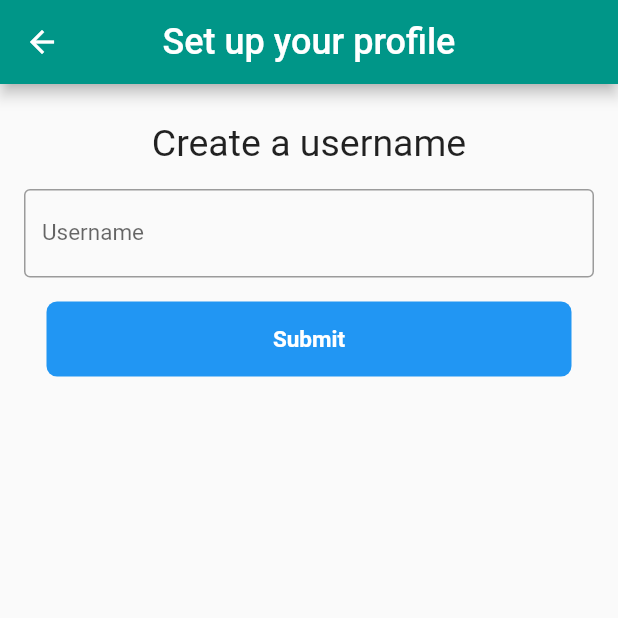
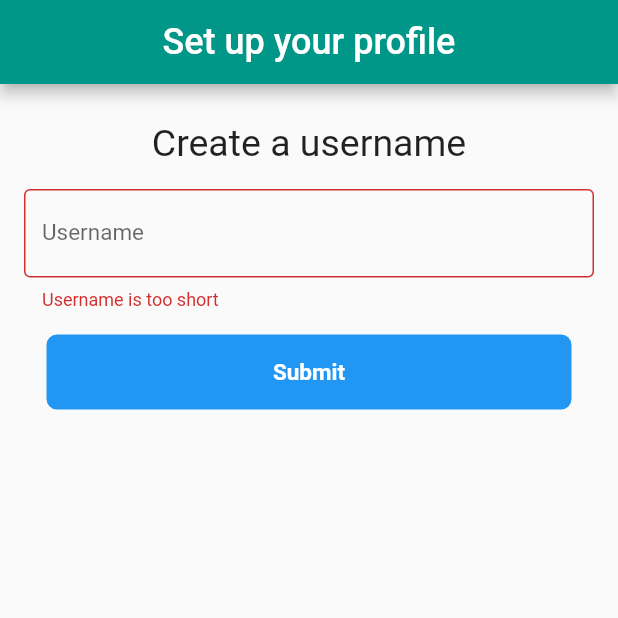
Before and after one commit to gudun-ku/myshare, a Flutter app: the CreateAccount screen opened directly, on a phone screen of 412 x 824 dp, the top half of it. Run offline on Flutter 3.47's test engine with Material 2 defaults, Android fonts, the phone set to English and light mode, and no system bars; our stand-ins replace cloud_firestore, flutter_svg, google_sign_in; accounts and stored records are empty.

```diff
--- a/lib/pages/create_account.dart
+++ b/lib/pages/create_account.dart
@@ -1,3 +1,4 @@
+import 'dart:async';
 import 'package:flutter/material.dart';
 import '../widgets/header.dart';
 
@@ -7,18 +8,28 @@ class CreateAccount extends StatefulWidget {
 }
 
 class _CreateAccountState extends State<CreateAccount> {
+  final _scaffoldKey = GlobalKey<ScaffoldState>();
   final _formKey = GlobalKey<FormState>();
   String username;
 
   void submit() {
-    _formKey.currentState.save();
-    Navigator.pop(context, username);
+    final form = _formKey.currentState;
+    if (form.validate()) {
+      _formKey.currentState.save();
+      SnackBar snackBar = SnackBar(content: Text("Welcome $username!"),);
+      _scaffoldKey.currentState.showSnackBar(snackBar);
+      Timer(Duration(seconds: 2), () {
+        Navigator.pop(context, username);
+      });
+
+    }
   }
 
   @override
   Widget build(BuildContext parentContext) {
     return Scaffold(
-      appBar: header(context, titleText: "Set up your profile"),
+      key: _scaffoldKey,
+      appBar: header(context, titleText: "Set up your profile", removeBackButton: true),
       body: ListView(
         children: <Widget>[
           Container(
@@ -36,7 +47,17 @@ class _CreateAccountState extends State<CreateAccount> {
                   child: Container(
                     child: Form(
                       key: _formKey,
+                      autovalidate: true,
                       child: TextFormField(
+                        validator: (val) {
+                          if (val.trim().length < 3 || val.isEmpty) {
+                            return "Username is too short";
+                          } else if (val.trim().length > 15) {
+                            return "Username is too long";
+                          } else {
+                            return null;
+                          }
+                        },
                         onSaved: (val) => username = val,
                         decoration: InputDecoration(
                           border: OutlineInputBorder(),
--- a/lib/widgets/header.dart
+++ b/lib/widgets/header.dart
@@ -1,7 +1,8 @@
 import 'package:flutter/material.dart';
 
-AppBar header(context, {bool isAppTitle = false, String titleText}) {
+AppBar header(context, {bool isAppTitle = false, String titleText, bool removeBackButton = false}) {
   return AppBar(
+    automaticallyImplyLeading: removeBackButton? false : true,
     title: Text(
       isAppTitle ? "MyShare" : titleText,
       style: isAppTitle
```
Also changed, not shown: lib/pages/search.dart (+55 -1 lines).
